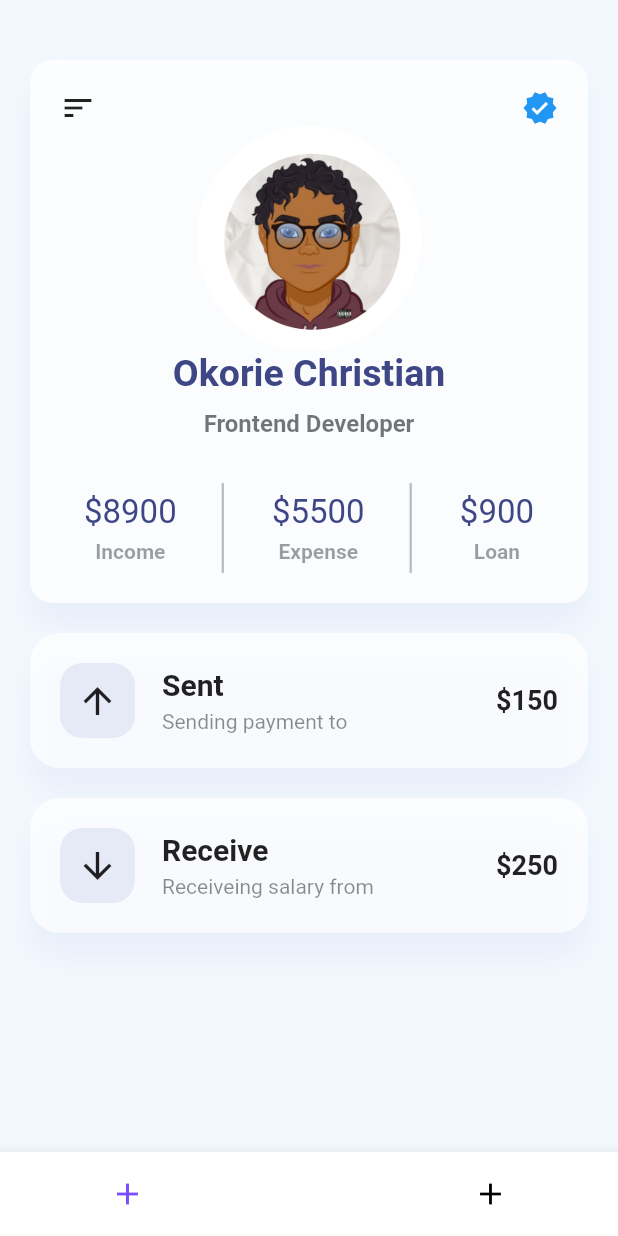
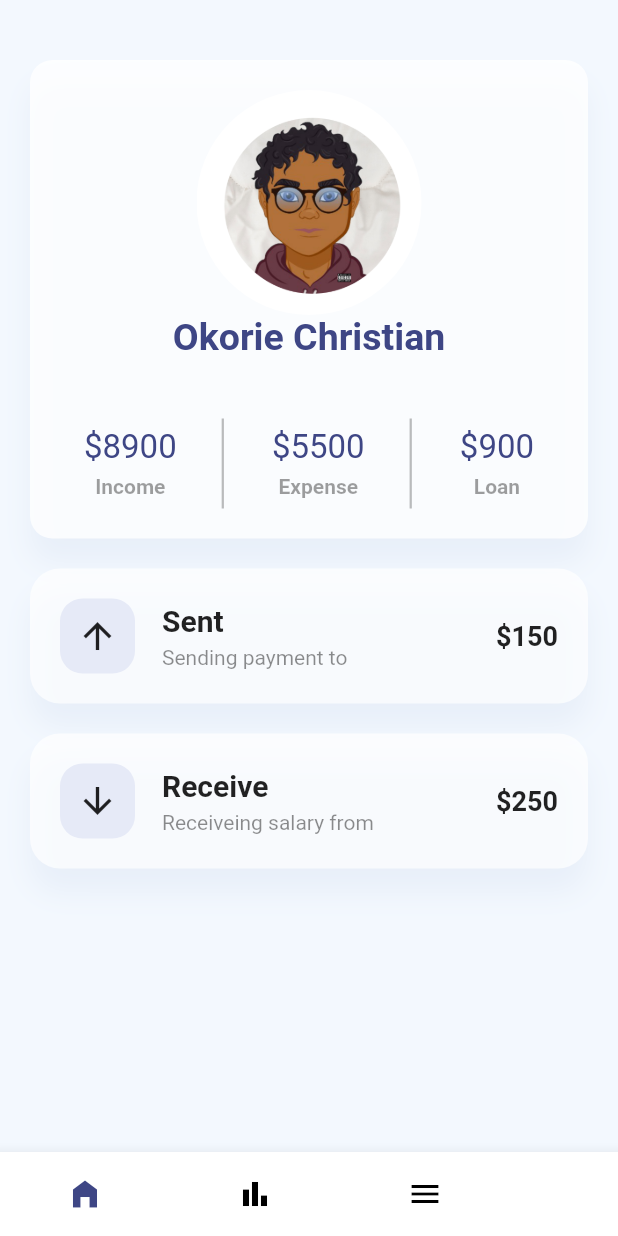
Before and after one commit to chrisokoriedev/ui100daysfluttercode, a Flutter app: the MainScreen screen opened directly, on a phone screen of 412 x 824 dp. Run offline on Flutter 3.47's test engine with Material 2 defaults, Android fonts, the phone set to English and light mode, and no system bars; drawn by our look-alikes of animated_bottom_navigation_bar; our stand-ins replace get.

Commit message:
bottom nav is done

```diff
--- a/lib/main.dart
+++ b/lib/main.dart
@@ -1,5 +1,6 @@
 import 'package:flutter/material.dart';
 import 'package:helloworld/view/login.dart';
+import 'package:helloworld/view/main_screen.dart';
 import 'package:helloworld/view/welcome.dart';
 import 'package:get/get.dart';
 
@@ -16,6 +17,6 @@ class MyApp extends StatelessWidget {
         theme: ThemeData(
           primarySwatch: Colors.grey,
         ),
-        home: const Welcome());
+        home: const MainScreen());
   }
 }
--- a/lib/view/homepage.dart
+++ b/lib/view/homepage.dart
@@ -31,16 +31,6 @@ class HomePage extends StatelessWidget {
               child: Column(
                 crossAxisAlignment: CrossAxisAlignment.center,
                 children: [
-                  Row(
-                    mainAxisAlignment: MainAxisAlignment.spaceBetween,
-                    children: const [
-                      Icon(Icons.sort_outlined),
-                      Icon(
-                        Icons.verified,
-                        color: Colors.blue,
-                      )
-                    ],
-                  ),
                   Container(
                     width: 150,
                     height: 150,
@@ -61,13 +51,6 @@ class HomePage extends StatelessWidget {
                   ),
                   const SizedBox(
                     height: 10,
-                  ),
-                  const Text(
-                    'Frontend Developer',
-                    style: TextStyle(
-                        color: Colors.black54,
-                        fontSize: 16,
-                        fontWeight: FontWeight.w600),
                   ),
                   const SizedBox(height: 30),
                   Row(
--- a/lib/view/main_screen.dart
+++ b/lib/view/main_screen.dart
@@ -1,5 +1,7 @@
 import 'package:flutter/material.dart';
 import 'package:animated_bottom_navigation_bar/animated_bottom_navigation_bar.dart';
+import 'package:helloworld/reuseable_component/styles.dart';
+import 'package:helloworld/view/expense_list.dart';
 import 'package:helloworld/view/homepage.dart';
 import 'package:helloworld/view/menu.dart';
 
@@ -10,24 +12,28 @@ class MainScreen extends StatefulWidget {
 }
 
 class _MainScreenState extends State<MainScreen> {
-  List iconList = <IconData>[];
   int _bottomNavIndex = 0;
   List getScreen = [
     const HomePage(),
+    const Expense(),
     const MenuScreen(),
   ];
   @override
   Widget build(BuildContext context) {
     return Scaffold(
       body: getScreen.elementAt(_bottomNavIndex),
-      floatingActionButtonLocation: FloatingActionButtonLocation.centerDocked,
+      floatingActionButtonLocation: FloatingActionButtonLocation.centerTop,
       bottomNavigationBar: AnimatedBottomNavigationBar(
-        icons: [
-          Icons.add,
-          Icons.add,
+        activeColor: primaryColor,
+        icons: const [
+          Icons.home_filled,
+          Icons.bar_chart,
+          Icons.menu,
         ],
         activeIndex: _bottomNavIndex,
-        gapLocation: GapLocation.center,
+        gapLocation: GapLocation.end,
+        leftCornerRadius: 32,
+        rightCornerRadius: 32,
         notchSmoothness: NotchSmoothness.defaultEdge,
         onTap: (index) => setState(() => _bottomNavIndex = index),
         //other params
--- a/lib/view/signup.dart
+++ b/lib/view/signup.dart
@@ -36,7 +36,7 @@ class SignupPage extends StatelessWidget {
               inputCompo('**********', 'Password', Icons.lock_outline),
               const SizedBox(height: 30),
               GestureDetector(
-                onTap: () => Get.to(const HomePage()),
+                onTap: () => Get.to(const MainScreen()),
                 child: Container(
                   width: double.infinity,
                   height: Get.height * 0.1 - 20,
@@ -64,11 +64,9 @@ class SignupPage extends StatelessWidget {
                     ),
                   ),
                   TextButton(
-                    onPressed: () => Get.off(const MainScreen()),
+                    onPressed: () => Get.off(const LoginPage()),
                     child: const Text('Login'),
                   ),
-                  // TextButton(
-                  //     onPressed: () {}, child: const Text('Forgot Password?'))
                 ],
               )
             ],
--- a/lib/view/welcome.dart
+++ b/lib/view/welcome.dart
@@ -49,7 +49,7 @@ class Welcome extends StatelessWidget {
                         backgroundColor:
                             MaterialStateProperty.all(const Color(0xff3e4685)),
                         fixedSize:
-                            MaterialStateProperty.all(const Size(150, 45))),
+                            MaterialStateProperty.all(const Size(165, 45))),
                     child: const Text(
                       "Let's Go",
                       style: TextStyle(color: whiteColor, fontSize: 16),
```
Also changed, not shown: lib/view/expense_list.dart (added, +9 -0 lines).
